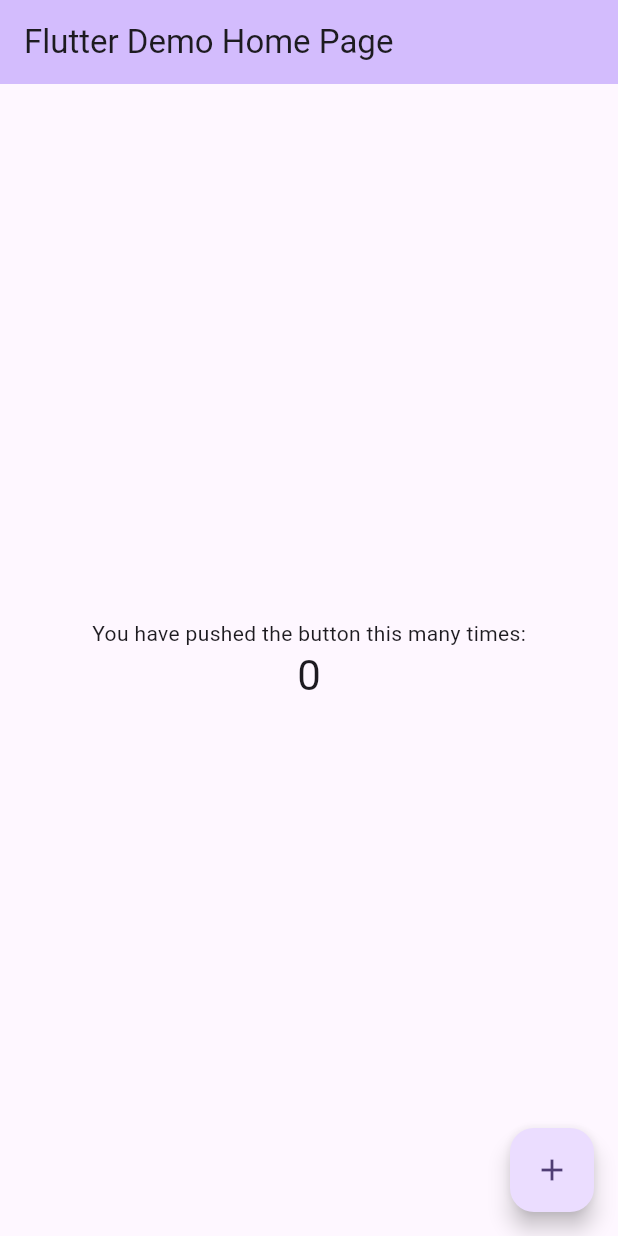
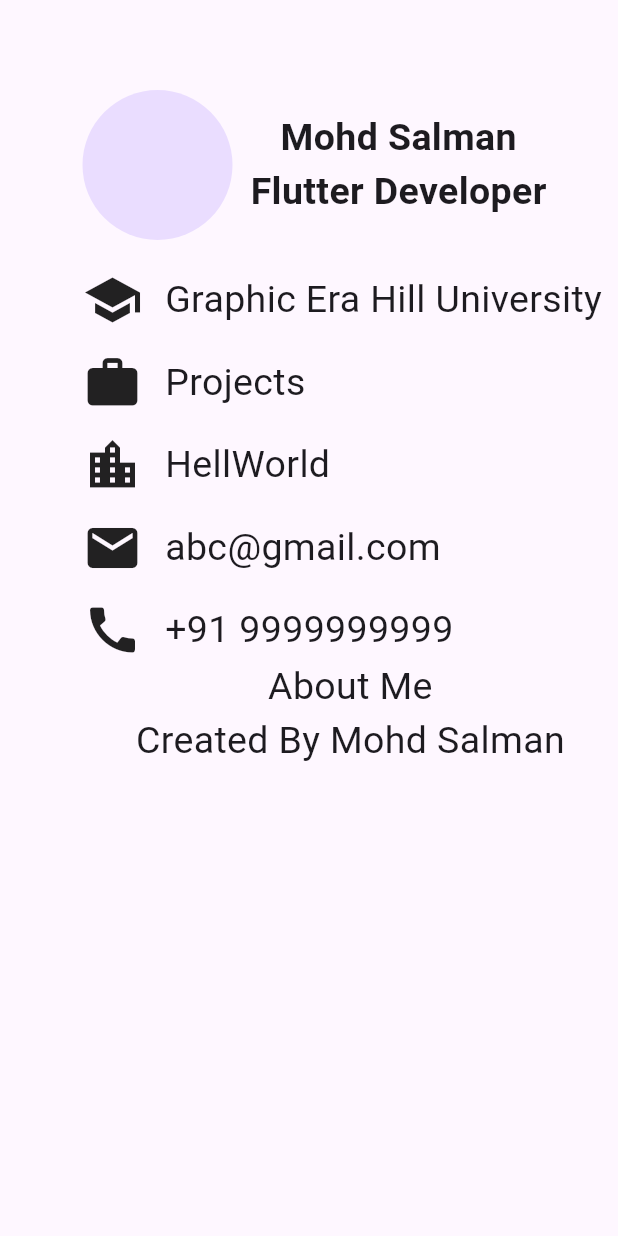
Before and after one commit to Salmann-K/Flutter_Portfolio_App, a Flutter app: the screen it shows after launch, on a phone screen of 412 x 824 dp. Run offline on Flutter 3.47's test engine with Material 3 defaults, Android fonts, the phone set to English and light mode, and no system bars.

Commit message:
Made The Basic Structure Of Portfolio App

```diff
--- a/lib/main.dart
+++ b/lib/main.dart
@@ -1,125 +1,115 @@
 import 'package:flutter/material.dart';
 
-void main() {
-  runApp(const MyApp());
+void main(){
+    runApp(MaterialApp(
+      home: Home(),
+    ));
 }
 
-class MyApp extends StatelessWidget {
-  const MyApp({super.key});
-
-  // This widget is the root of your application.
-  @override
-  Widget build(BuildContext context) {
-    return MaterialApp(
-      title: 'Flutter Demo',
-      theme: ThemeData(
-        // This is the theme of your application.
-        //
-        // TRY THIS: Try running your application with "flutter run". You'll see
-        // the application has a purple toolbar. Then, without quitting the app,
-        // try changing the seedColor in the colorScheme below to Colors.green
-        // and then invoke "hot reload" (save your changes or press the "hot
-        // reload" button in a Flutter-supported IDE, or press "r" if you used
-        // the command line to start the app).
-        //
-        // Notice that the counter didn't reset back to zero; the application
-        // state is not lost during the reload. To reset the state, use hot
-        // restart instead.
-        //
-        // This works for code too, not just values: Most code changes can be
-        // tested with just a hot reload.
-        colorScheme: ColorScheme.fromSeed(seedColor: Colors.deepPurple),
-        useMaterial3: true,
-      ),
-      home: const MyHomePage(title: 'Flutter Demo Home Page'),
-    );
-  }
-}
-
-class MyHomePage extends StatefulWidget {
-  const MyHomePage({super.key, required this.title});
-
-  // This widget is the home page of your application. It is stateful, meaning
-  // that it has a State object (defined below) that contains fields that affect
-  // how it looks.
-
-  // This class is the configuration for the state. It holds the values (in this
-  // case the title) provided by the parent (in this case the App widget) and
-  // used by the build method of the State. Fields in a Widget subclass are
-  // always marked "final".
-
-  final String title;
-
-  @override
-  State<MyHomePage> createState() => _MyHomePageState();
-}
-
-class _MyHomePageState extends State<MyHomePage> {
-  int _counter = 0;
-
-  void _incrementCounter() {
-    setState(() {
-      // This call to setState tells the Flutter framework that something has
-      // changed in this State, which causes it to rerun the build method below
-      // so that the display can reflect the updated values. If we changed
-      // _counter without calling setState(), then the build method would not be
-      // called again, and so nothing would appear to happen.
-      _counter++;
-    });
-  }
+class Home extends StatelessWidget{
 
   @override
   Widget build(BuildContext context) {
-    // This method is rerun every time setState is called, for instance as done
-    // by the _incrementCounter method above.
-    //
-    // The Flutter framework has been optimized to make rerunning build methods
-    // fast, so that you can just rebuild anything that needs updating rather
-    // than having to individually change instances of widgets.
       return Scaffold(
-      appBar: AppBar(
-        // TRY THIS: Try changing the color here to a specific color (to
-        // Colors.amber, perhaps?) and trigger a hot reload to see the AppBar
-        // change color while the other colors stay the same.
-        backgroundColor: Theme.of(context).colorScheme.inversePrimary,
-        // Here we take the value from the MyHomePage object that was created by
-        // the App.build method, and use it to set our appbar title.
-        title: Text(widget.title),
+       body: Padding(
+         padding: const EdgeInsets.only(top: 60.0,left: 55),
+         child: Column(
+           children: <Widget>[
+             Row(
+               children: <Widget>[
+
+                 Padding(
+                   padding: const EdgeInsets.only(right: 12.0),
+                   child: CircleAvatar(radius: 50,),
                  ),
-      body: Center(
-        // Center is a layout widget. It takes a single child and positions it
-        // in the middle of the parent.
+
+                 Column(
+                   children: <Widget>[
+                     Text("Mohd Salman",style: TextStyle(fontWeight: FontWeight.bold,fontSize: 25),),
+                     Text("Flutter Developer",style: TextStyle(fontWeight: FontWeight.bold,fontSize: 25),)
+                   ],
+                 )
+
+               ],
+             ),
+
+             Padding(
+               padding: const EdgeInsets.only(top: 20.0),
                child: Column(
-          // Column is also a layout widget. It takes a list of children and
-          // arranges them vertically. By default, it sizes itself to fit its
-          // children horizontally, and tries to be as tall as its parent.
-          //
-          // Column has various properties to control how it sizes itself and
-          // how it positions its children. Here we use mainAxisAlignment to
-          // center the children vertically; the main axis here is the vertical
-          // axis because Columns are vertical (the cross axis would be
-          // horizontal).
-          //
-          // TRY THIS: Invoke "debug painting" (choose the "Toggle Debug Paint"
-          // action in the IDE, or press "p" in the console), to see the
-          // wireframe for each widget.
-          mainAxisAlignment: MainAxisAlignment.center,
                  children: <Widget>[
-            const Text(
-              'You have pushed the button this many times:',
+                   Row(
+                     children: <Widget>[
+                       Padding(
+                         padding: const EdgeInsets.only(right: 15.0),
+                         child: Icon(Icons.school,size: 40,),
                        ),
-            Text(
-              '$_counter',
-              style: Theme.of(context).textTheme.headlineMedium,
+                       Text("Graphic Era Hill University",style: TextStyle(fontWeight: FontWeight.w400,fontSize: 25),)
+                     ],
+                   ),
+                   Padding(
+                     padding: const EdgeInsets.only(top: 15.0),
+                     child: Row(
+                       children: <Widget>[
+                         Padding(
+                           padding: const EdgeInsets.only(right: 15.0),
+                           child: Icon(Icons.work,size: 40,),
+                         ),
+                         Text("Projects",style: TextStyle(fontWeight: FontWeight.w400,fontSize: 25),)
+
+                       ],
+                     ),
+                   ),
+                   Padding(
+                     padding: const EdgeInsets.only(top: 15.0),
+                     child: Row(
+                       children: <Widget>[
+                         Padding(
+                           padding: const EdgeInsets.only(right: 15.0),
+                           child: Icon(Icons.location_city,size: 40,),
+                         ),
+                         Text("HellWorld",style: TextStyle(fontWeight: FontWeight.w400,fontSize: 25),)
+
+                       ],
+                     ),
+                   ),
+                   Padding(
+                     padding: const EdgeInsets.only(top: 15.0),
+                     child: Row(
+                       children: <Widget>[
+                         Padding(
+                           padding: const EdgeInsets.only(right: 15.0),
+                           child: Icon(Icons.mail,size: 40,),
+                         ),
+                         Text("abc@gmail.com",style: TextStyle(fontWeight: FontWeight.w400,fontSize: 25),)
+
+                       ],
+                     ),
+                   ),
+                   Padding(
+                     padding: const EdgeInsets.only(top: 15.0),
+                     child: Row(
+                       children: <Widget>[
+                         Padding(
+                           padding: const EdgeInsets.only(right: 15.0),
+                           child: Icon(Icons.call,size: 40,),
+                         ),
+                         Text("+91 9999999999",style: TextStyle(fontWeight: FontWeight.w400,fontSize: 25),)
+
+                       ],
+                     ),
                    ),
                  ],
                ),
              ),
-      floatingActionButton: FloatingActionButton(
-        onPressed: _incrementCounter,
-        tooltip: 'Increment',
-        child: const Icon(Icons.add),
-      ), // This trailing comma makes auto-formatting nicer for build methods.
+
+             Text("About Me",style: TextStyle(fontWeight: FontWeight.w400,fontSize: 25)),
+
+             Text("Created By Mohd Salman",style: TextStyle(fontWeight: FontWeight.w400,fontSize: 25))
+
+           ],
+         ),
+       ),
       );
   }
+
 }
```
Lines whose indentation alone changed are shown as unchanged.
